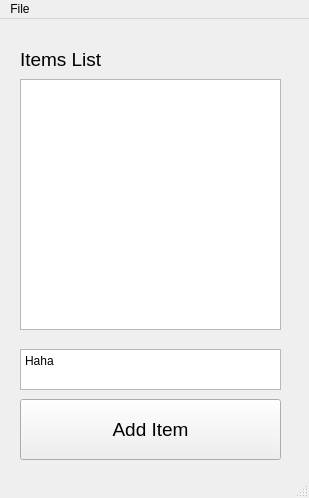
The window that qtUi/add_items.ui (cai49/kite_project) describes before a commit, drawn with Qt 5.
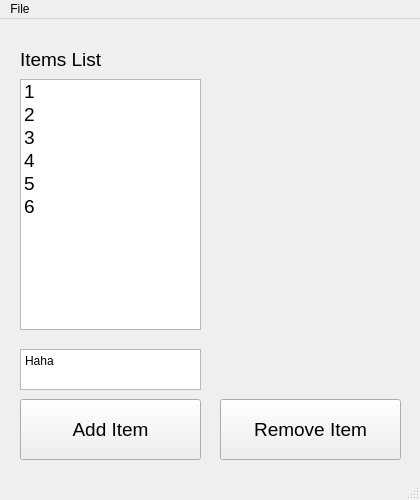
The same window after the commit.

Commit message: Added content - Added Remove Item button Improved content - Intelligent Add Item behaviour, now adds based on context - Intelligent Remove Item behaviour, now removes based on context

The edit to the form file:
```diff
--- a/qtUi/add_items.ui
+++ b/qtUi/add_items.ui
@@ -6,16 +6,10 @@
    <rect>
     <x>0</x>
     <y>0</y>
-    <width>309</width>
-    <height>498</height>
+    <width>420</width>
+    <height>500</height>
    </rect>
   </property>
-  <property name="sizePolicy">
-   <sizepolicy hsizetype="Fixed" vsizetype="Fixed">
-    <horstretch>0</horstretch>
-    <verstretch>0</verstretch>
-   </sizepolicy>
-  </property>
   <property name="windowTitle">
    <string>MainWindow</string>
   </property>
@@ -25,17 +19,67 @@
      <rect>
       <x>20</x>
       <y>60</y>
-      <width>261</width>
+      <width>181</width>
       <height>251</height>
      </rect>
     </property>
+    <property name="font">
+     <font>
+      <pointsize>14</pointsize>
+     </font>
+    </property>
+    <property name="contextMenuPolicy">
+     <enum>Qt::PreventContextMenu</enum>
+    </property>
+    <property name="frameShape">
+     <enum>QFrame::StyledPanel</enum>
+    </property>
+    <property name="dragDropMode">
+     <enum>QAbstractItemView::DragDrop</enum>
+    </property>
+    <property name="defaultDropAction">
+     <enum>Qt::MoveAction</enum>
+    </property>
+    <property name="selectionMode">
+     <enum>QAbstractItemView::ContiguousSelection</enum>
+    </property>
+    <item>
+     <property name="text">
+      <string>1</string>
+     </property>
+    </item>
+    <item>
+     <property name="text">
+      <string>2</string>
+     </property>
+    </item>
+    <item>
+     <property name="text">
+      <string>3</string>
+     </property>
+    </item>
+    <item>
+     <property name="text">
+      <string>4</string>
+     </property>
+    </item>
+    <item>
+     <property name="text">
+      <string>5</string>
+     </property>
+    </item>
+    <item>
+     <property name="text">
+      <string>6</string>
+     </property>
+    </item>
    </widget>
    <widget class="QPushButton" name="item_add_button">
     <property name="geometry">
      <rect>
       <x>20</x>
       <y>380</y>
-      <width>261</width>
+      <width>181</width>
       <height>61</height>
      </rect>
     </property>
@@ -53,7 +97,7 @@
      <rect>
       <x>20</x>
       <y>30</y>
-      <width>171</width>
+      <width>181</width>
       <height>21</height>
      </rect>
     </property>
@@ -71,7 +115,7 @@
      <rect>
       <x>20</x>
       <y>330</y>
-      <width>261</width>
+      <width>181</width>
       <height>41</height>
      </rect>
     </property>
@@ -79,13 +123,31 @@
      <string>Haha</string>
     </property>
    </widget>
+   <widget class="QPushButton" name="item_remove_button">
+    <property name="geometry">
+     <rect>
+      <x>220</x>
+      <y>380</y>
+      <width>181</width>
+      <height>61</height>
+     </rect>
+    </property>
+    <property name="font">
+     <font>
+      <pointsize>14</pointsize>
+     </font>
+    </property>
+    <property name="text">
+     <string>Remove Item</string>
+    </property>
+   </widget>
   </widget>
   <widget class="QMenuBar" name="menubar">
    <property name="geometry">
     <rect>
      <x>0</x>
      <y>0</y>
-     <width>309</width>
+     <width>420</width>
      <height>21</height>
     </rect>
    </property>
```
The commit also changes 3 other files.
